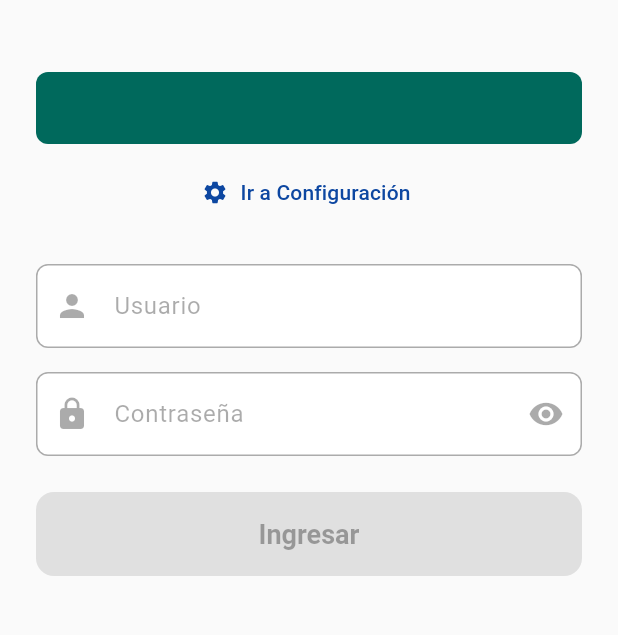
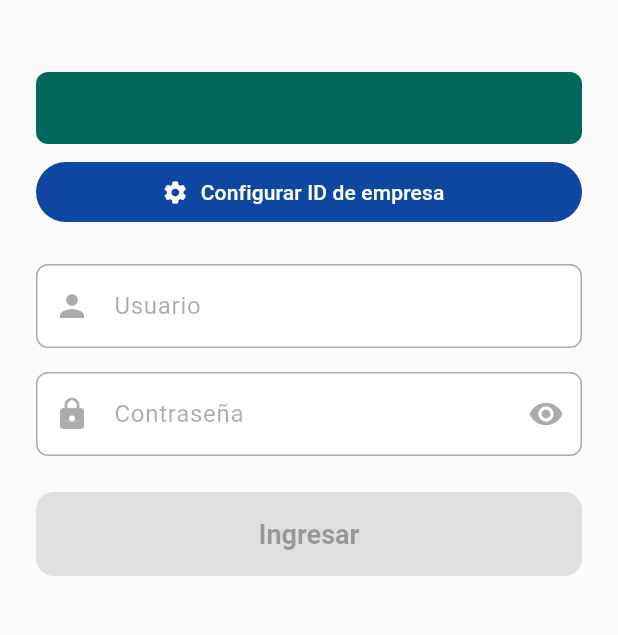
Before and after one commit to albertoborella/agua, a Flutter app: the screen it shows after launch, on a phone screen of 412 x 824 dp, the part 441-1076 px from its top. Run offline on Flutter 3.47's test engine with Material 3 defaults, Android fonts, the phone set to English and light mode, and no system bars; our stand-ins replace shared_preferences; accounts and stored records are empty.

Commit message:
feat: show tenant ID on login and add Settings link for wrong-company error
The new 404 error "El ID de empresa no está registrado..." is clear, but the
user had no way to act on it from the login screen: the tenant ID was
invisible, and the Settings link was a subtle TextButton.

Changes:
- When a tenant ID is configured, display it prominently on the login
  screen (monospace, with an "Cambiar" button next to it).
- When no tenant is configured, promote the Settings link to a FilledButton
  with label "Configurar ID de empresa".
- When the 404 "ID de empresa no está registrado" error appears, append
  a "Cambiar ID de empresa" button inside the error banner so the user
  can fix it without hunting for Settings.

The Settings screen was already publicly accessible (`/settings` in routes),
but the affordance was missing.

```diff
--- a/mobile/lib/features/auth/screens/login_screen.dart
+++ b/mobile/lib/features/auth/screens/login_screen.dart
@@ -78,7 +78,7 @@ class _LoginScreenState extends State<LoginScreen> {
                   ),
                   const SizedBox(height: 48),
 
-                  // Tenant warning
+                  // Tenant warning / display
                   if (!hasTenant) ...[
                     Container(
                       padding: const EdgeInsets.all(12),
@@ -105,11 +105,65 @@ class _LoginScreenState extends State<LoginScreen> {
                       ),
                     ),
                     const SizedBox(height: 8),
-                    TextButton.icon(
+                    FilledButton.icon(
                       onPressed: () =>
                           Navigator.pushNamed(context, '/settings'),
                       icon: const Icon(Icons.settings),
-                      label: const Text('Ir a Configuración'),
+                      label: const Text('Configurar ID de empresa'),
+                    ),
+                    const SizedBox(height: 24),
+                  ] else ...[
+                    Container(
+                      padding: const EdgeInsets.all(12),
+                      decoration: BoxDecoration(
+                        color: Theme.of(context)
+                            .colorScheme
+                            .primaryContainer
+                            .withAlpha(100),
+                        borderRadius: BorderRadius.circular(8),
+                        border: Border.all(
+                          color: Theme.of(context).colorScheme.primary
+                              .withAlpha(100),
+                        ),
+                      ),
+                      child: Row(
+                        children: [
+                          Icon(
+                            Icons.business,
+                            color: Theme.of(context).colorScheme.primary,
+                          ),
+                          const SizedBox(width: 12),
+                          Expanded(
+                            child: Column(
+                              crossAxisAlignment: CrossAxisAlignment.start,
+                              children: [
+                                Text(
+                                  'ID de empresa configurado',
+                                  style: TextStyle(
+                                    color: Theme.of(context).colorScheme.primary,
+                                    fontWeight: FontWeight.w500,
+                                    fontSize: 12,
+                                  ),
+                                ),
+                                const SizedBox(height: 2),
+                                Text(
+                                  auth.tenantId!,
+                                  style: TextStyle(
+                                    color: Theme.of(context).colorScheme.primary,
+                                    fontFamily: 'monospace',
+                                  ),
+                                ),
+                              ],
+                            ),
+                          ),
+                          TextButton.icon(
+                            onPressed: () =>
+                                Navigator.pushNamed(context, '/settings'),
+                            icon: const Icon(Icons.edit),
+                            label: const Text('Cambiar'),
+                          ),
+                        ],
+                      ),
                     ),
                     const SizedBox(height: 24),
                   ],
@@ -165,22 +219,46 @@ class _LoginScreenState extends State<LoginScreen> {
                   const SizedBox(height: 24),
 
                   // Error message
-                  if (auth.error != null)
+                  if (auth.error != null) ...[
                     Container(
                       padding: const EdgeInsets.all(12),
                       decoration: BoxDecoration(
-                        color: Theme.of(context).colorScheme.error.withAlpha(20),
+                        color:
+                            Theme.of(context).colorScheme.errorContainer.withAlpha(100),
                         borderRadius: BorderRadius.circular(8),
+                        border: Border.all(
+                          color: Theme.of(context).colorScheme.error.withAlpha(100),
+                        ),
                       ),
-                      child: Text(
-                        auth.error!,
-                        style: TextStyle(
-                          color: Theme.of(context).colorScheme.error,
-                        ),
-                        textAlign: TextAlign.center,
+                      child: Column(
+                        crossAxisAlignment: CrossAxisAlignment.start,
+                        children: [
+                          Text(
+                            auth.error!,
+                            style: TextStyle(
+                              color: Theme.of(context).colorScheme.error,
+                            ),
+                            textAlign: TextAlign.center,
+                          ),
+                          if (auth.error!
+                              .contains('ID de empresa no está registrado')) ...[
+                            const SizedBox(height: 8),
+                            TextButton.icon(
+                              onPressed: () =>
+                                  Navigator.pushNamed(context, '/settings'),
+                              icon: const Icon(Icons.settings, size: 18),
+                              label: const Text('Cambiar ID de empresa'),
+                              style: TextButton.styleFrom(
+                                foregroundColor:
+                                    Theme.of(context).colorScheme.primary,
+                              ),
+                            ),
+                          ],
+                        ],
                       ),
                     ),
-                  if (auth.error != null) const SizedBox(height: 16),
+                    const SizedBox(height: 16),
+                  ],
 
                   // Login button
                   ElevatedButton(
```
